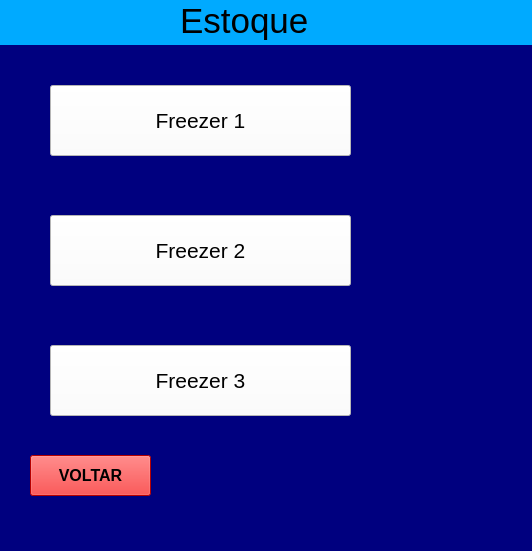
Old version of the form telaview.ui in the repository samuelgarca/controleestoquepyqt5.
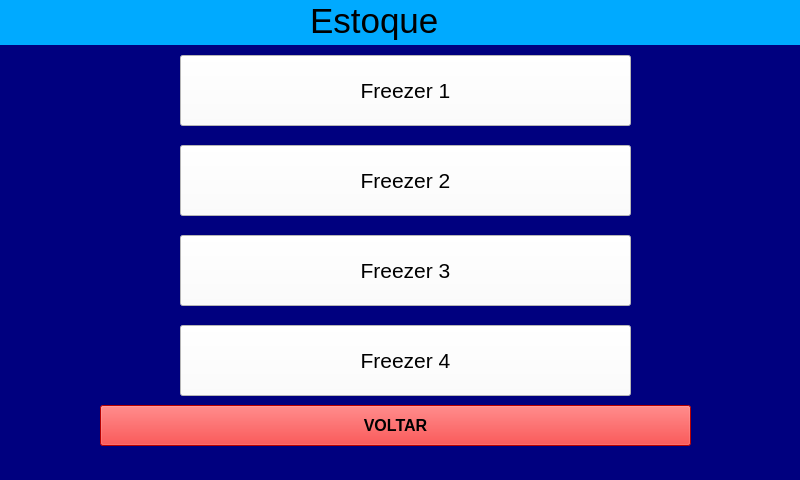
New version of the form.

Diff of the .ui file:
```diff
--- a/telaview.ui
+++ b/telaview.ui
@@ -6,8 +6,8 @@
    <rect>
     <x>0</x>
     <y>0</y>
-    <width>532</width>
-    <height>551</height>
+    <width>800</width>
+    <height>480</height>
    </rect>
   </property>
   <property name="windowTitle">
@@ -61,7 +61,7 @@
       <widget class="QLabel" name="label">
        <property name="geometry">
         <rect>
-         <x>180</x>
+         <x>310</x>
          <y>0</y>
          <width>361</width>
          <height>41</height>
@@ -104,9 +104,9 @@
       <widget class="QPushButton" name="pushButton">
        <property name="geometry">
         <rect>
-         <x>50</x>
-         <y>40</y>
-         <width>301</width>
+         <x>180</x>
+         <y>10</y>
+         <width>451</width>
          <height>71</height>
         </rect>
        </property>
@@ -125,9 +125,9 @@
       <widget class="QPushButton" name="pushButton_2">
        <property name="geometry">
         <rect>
-         <x>50</x>
-         <y>170</y>
-         <width>301</width>
+         <x>180</x>
+         <y>100</y>
+         <width>451</width>
          <height>71</height>
         </rect>
        </property>
@@ -146,9 +146,9 @@
       <widget class="QPushButton" name="pushButton_3">
        <property name="geometry">
         <rect>
-         <x>50</x>
-         <y>300</y>
-         <width>301</width>
+         <x>180</x>
+         <y>190</y>
+         <width>451</width>
          <height>71</height>
         </rect>
        </property>
@@ -167,9 +167,9 @@
       <widget class="QPushButton" name="pushButton_4">
        <property name="geometry">
         <rect>
-         <x>30</x>
-         <y>410</y>
-         <width>121</width>
+         <x>100</x>
+         <y>360</y>
+         <width>591</width>
          <height>41</height>
         </rect>
        </property>
@@ -187,6 +187,27 @@
         <string>VOLTAR</string>
        </property>
       </widget>
+      <widget class="QPushButton" name="pushButton_5">
+       <property name="geometry">
+        <rect>
+         <x>180</x>
+         <y>280</y>
+         <width>451</width>
+         <height>71</height>
+        </rect>
+       </property>
+       <property name="font">
+        <font>
+         <pointsize>16</pointsize>
+        </font>
+       </property>
+       <property name="styleSheet">
+        <string notr="true">background-color: rgb(255, 255, 255);</string>
+       </property>
+       <property name="text">
+        <string>Freezer 4</string>
+       </property>
+      </widget>
      </widget>
     </item>
    </layout>
```
Left out of the diff: 2 changed lines with no effect on the pictures.
